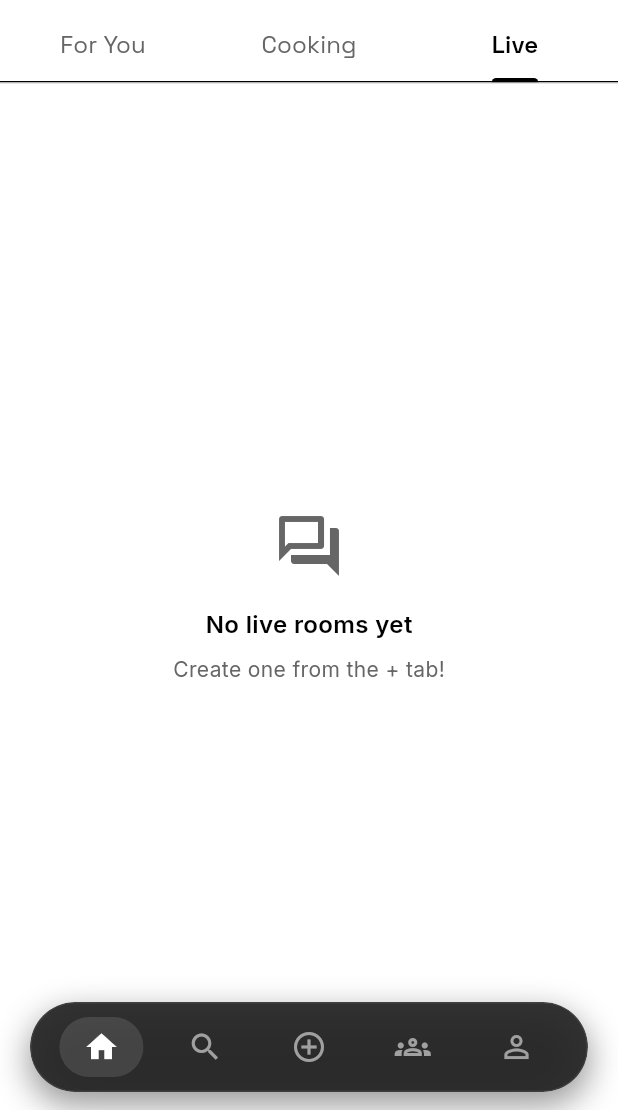
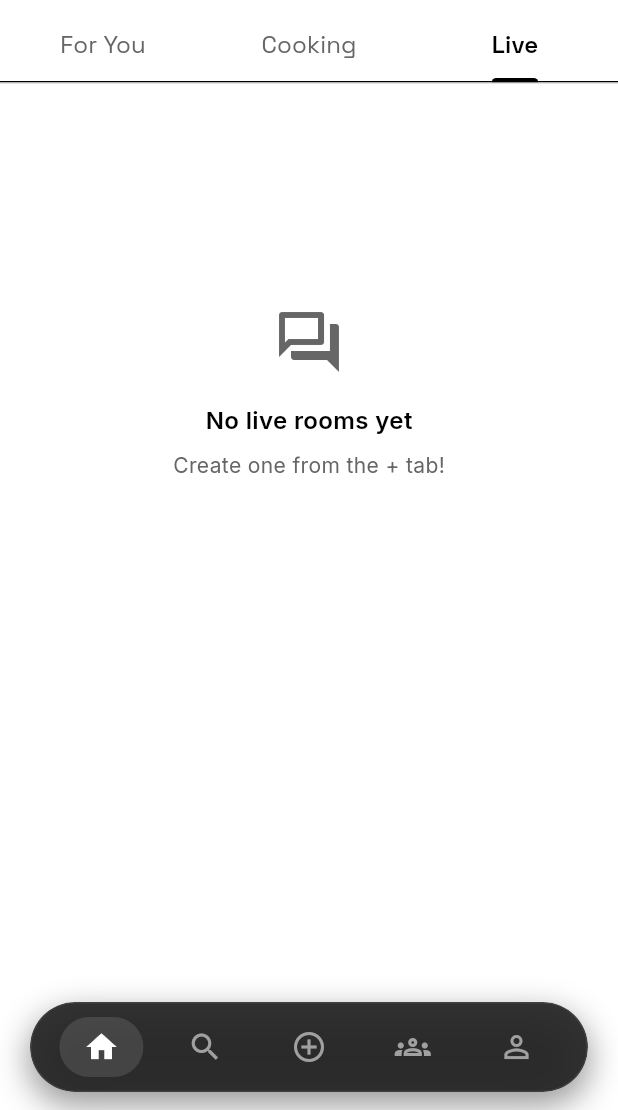
Before and after one commit to abhishekpoyyeri/0pinion, a Flutter app: the screen it shows once a user with an empty profile is signed in, tab 3 chosen, on a phone screen of 412 x 824 dp, the part 126-1236 px from its top. Run offline on Flutter 3.47's test engine with Material 3 defaults, Android fonts, the phone set to English and light mode, and no system bars; drawn by our look-alikes of custom_refresh_indicator; our stand-ins replace flutter_riverpod, go_router, google_fonts, supabase_flutter; accounts and stored records are empty.

Commit message:
fix: Resolve layout mutation exception in Live tab empty/error states

```diff
--- a/0pinion_app/lib/features/feed/screens/home_screen.dart
+++ b/0pinion_app/lib/features/feed/screens/home_screen.dart
@@ -245,15 +245,41 @@ class _HomeScreenState extends ConsumerState<HomeScreen>
 
     return roomsAsync.when(
       loading: () => const Center(child: VideoLoader()),
-      error: (err, _) => Center(
+      error: (err, _) => VideoRefreshIndicator(
+        onRefresh: () async {
+          ref.invalidate(liveRoomsProvider);
+          await Future.delayed(const Duration(milliseconds: 500));
+        },
+        child: ListView(
+          key: const PageStorageKey<String>('live_rooms_error'),
+          physics: const AlwaysScrollableScrollPhysics(),
+          children: [
+            SizedBox(
+              height: MediaQuery.of(context).size.height * 0.5,
+              child: Center(
                 child: Text('Error loading rooms: $err',
                     style: AppTypography.caption(color: secondaryText)),
               ),
+            ),
+          ],
+        ),
+      ),
       data: (rooms) {
         if (rooms.isEmpty) {
-          return Center(
+          return VideoRefreshIndicator(
+            onRefresh: () async {
+              ref.invalidate(liveRoomsProvider);
+              await Future.delayed(const Duration(milliseconds: 500));
+            },
+            child: ListView(
+              key: const PageStorageKey<String>('live_rooms_empty'),
+              physics: const AlwaysScrollableScrollPhysics(),
+              children: [
+                SizedBox(
+                  height: MediaQuery.of(context).size.height * 0.5,
+                  child: Center(
                     child: Column(
-              mainAxisSize: MainAxisSize.min,
+                      mainAxisAlignment: MainAxisAlignment.center,
                       children: [
                         Icon(Icons.forum_outlined, size: 48, color: secondaryText),
                         const SizedBox(height: 16),
@@ -262,6 +288,10 @@ class _HomeScreenState extends ConsumerState<HomeScreen>
                         const SizedBox(height: 8),
                         Text('Create one from the + tab!',
                             style: AppTypography.caption(color: secondaryText)),
+                      ],
+                    ),
+                  ),
+                ),
               ],
             ),
           );
@@ -273,6 +303,7 @@ class _HomeScreenState extends ConsumerState<HomeScreen>
             await Future.delayed(const Duration(milliseconds: 500));
           },
           child: ListView.separated(
+            key: const PageStorageKey<String>('live_rooms_data'),
             physics: const AlwaysScrollableScrollPhysics(),
             padding: const EdgeInsets.all(16),
             itemCount: rooms.length,
```
Lines whose indentation alone changed are shown as unchanged.
